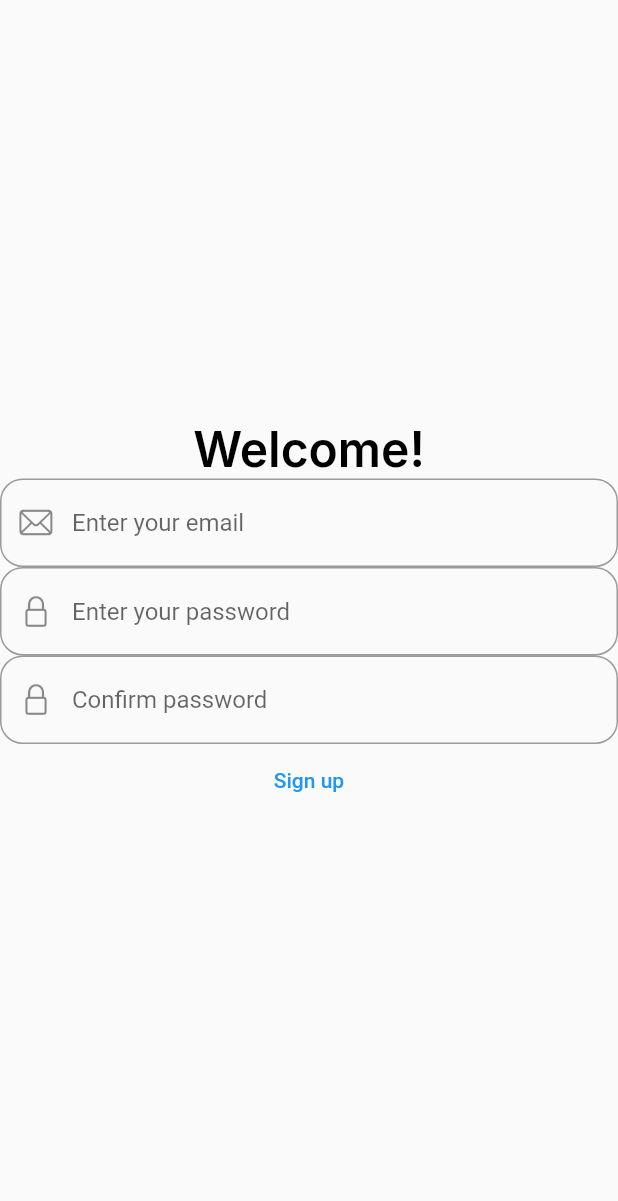
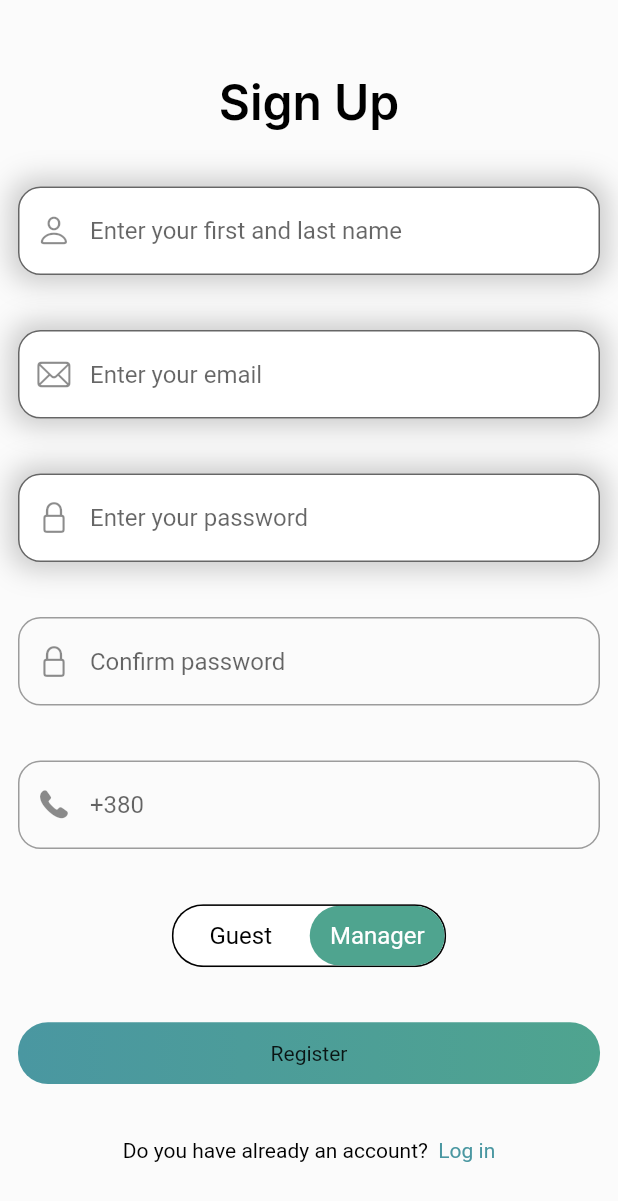
Before and after one commit to Roman-Dzerkal/hostelway-mobile-old, a Flutter app: the screen it shows after launch, on a phone screen of 412 x 824 dp. Shown: the top 1201 px of the screen. Run offline on Flutter 3.47's test engine with Material 2 defaults, Android fonts, the phone set to English and light mode, and no system bars; drawn by our look-alikes of toggle_switch; our stand-ins replace dio, google_fonts, stacked; missing offline and left inert: dart:html; accounts and stored records are empty.

Commit message:
Updated signing up page

```diff
--- a/lib/app_state.dart
+++ b/lib/app_state.dart
@@ -1,5 +1,9 @@
+import 'package:hostelway/models/user_model.dart';
+
 class AppState {
   AppState._privateConstructor();
   static final AppState _instance = AppState._privateConstructor();
   static AppState get instance => _instance;
+
+  UserModel? user;
 }
--- /dev/null
+++ b/lib/helpers/custom_color.dart
@@ -0,0 +1,6 @@
+import 'package:flutter/material.dart';
+
+class CustomColors {
+  static Color primaryColor = const Color(0xFF4A97A1);
+  static Color secondaryColor = const Color(0xFF4FA48F);
+}
--- /dev/null
+++ b/lib/models/user_model.dart
@@ -0,0 +1,55 @@
+/// Main user class-repository
+///
+/// Contains all user info
+class UserModel {
+  String? _name, _email, _phoneNumber;
+  Roles? _role;
+
+  UserModel._privateConstructor(
+      {String? email, Roles? role, String? name, String? phoneNumber})
+      : _role = role,
+        _phoneNumber = phoneNumber,
+        _email = email,
+        _name = name;
+
+  /// Factory method to parse user data from [json]
+  factory UserModel.fromJson(Map<String, dynamic> json) {
+    return UserModel._privateConstructor(
+      email: json['email'],
+      name: json['name'],
+      role: json['role'] == 'manager' ? Roles.manager : Roles.guest,
+      phoneNumber: json['phone_number'],
+    );
+  }
+
+  @override
+  String toString() {
+    return Map.from({
+      'email': _email,
+      'name': _name,
+      'phone_number': _phoneNumber,
+      'role': _role,
+    }).toString();
+  }
+
+  /// Name of the current user
+  String get name => _name ?? '';
+
+  /// Role of current user. Default [Roles.guest]
+  Roles get role => _role ?? Roles.guest;
+
+  /// Email of the current user
+  String get email => _email ?? '';
+
+  /// Phone of the current user
+  String get phoneNumber => _phoneNumber ?? '';
+}
+
+enum Roles { manager, guest }
+
+enum Week { mondya, tuesday, wednesday, sunday }
+
+class CWeek {
+  static String monday = 'Monday';
+  static String tueasday = 'Tuesday';
+}
--- a/lib/pages/auth/registration/registration_view.dart
+++ b/lib/pages/auth/registration/registration_view.dart
@@ -1,37 +1,76 @@
+import 'dart:html';
+import 'dart:io';
+
 import 'package:flutter/cupertino.dart';
+import 'package:flutter/gestures.dart';
 import 'package:flutter/material.dart';
+import 'package:hostelway/helpers/custom_color.dart';
 import 'package:hostelway/helpers/typography.dart';
 import 'package:hostelway/pages/auth/registration/registration_vm.dart';
 import 'package:stacked/stacked.dart';
+import 'package:toggle_switch/toggle_switch.dart';
 
 class RegistrationView extends StatelessWidget {
   const RegistrationView({Key? key}) : super(key: key);
 
   @override
   Widget build(BuildContext context) {
+    Size size = MediaQuery.of(context).size;
     return ViewModelBuilder<RegistrationViewModel>.reactive(
       viewModelBuilder: () => RegistrationViewModel(),
       builder: (context, model, child) => SafeArea(
           child: Scaffold(
-        body: Column(
-          mainAxisAlignment: MainAxisAlignment.center,
+        backgroundColor: const Color(0xfffbfbfb),
+        body: Padding(
+          padding: const EdgeInsets.all(12.0),
+          child: Column(
+            mainAxisAlignment: MainAxisAlignment.spaceEvenly,
             children: [
-            Text('Welcome!', style: headlineLarge),
-            TextFormField(
+              Text('Sign Up', style: headlineLarge),
+              Container(
+                decoration: BoxDecoration(
+                    borderRadius: BorderRadius.circular(15),
+                    boxShadow: model.shadows),
+                child: TextFormField(
                   controller: model.emailController,
                   decoration: InputDecoration(
+                      filled: true,
+                      fillColor: Colors.white,
+                      hintText: 'Enter your first and last name',
+                      prefixIcon: const Icon(CupertinoIcons.person),
+                      border: OutlineInputBorder(
+                          borderRadius: BorderRadius.circular(15))),
+                ),
+              ),
+              Container(
+                decoration: BoxDecoration(
+                    borderRadius: BorderRadius.circular(15),
+                    boxShadow: model.shadows),
+                child: TextFormField(
+                  controller: model.emailController,
+                  decoration: InputDecoration(
+                      filled: true,
+                      fillColor: Colors.white,
                       hintText: 'Enter your email',
                       prefixIcon: const Icon(CupertinoIcons.envelope),
                       border: OutlineInputBorder(
                           borderRadius: BorderRadius.circular(15))),
                 ),
-            TextFormField(
+              ),
+              Container(
+                decoration: BoxDecoration(
+                    boxShadow: model.shadows,
+                    borderRadius: BorderRadius.circular(15)),
+                child: TextFormField(
                   controller: model.passwordController,
                   decoration: InputDecoration(
+                      filled: true,
+                      fillColor: Colors.white,
                       hintText: 'Enter your password',
                       prefixIcon: const Icon(CupertinoIcons.lock),
                       border: OutlineInputBorder(
                           borderRadius: BorderRadius.circular(15))),
+                ),
               ),
               Form(
                 key: model.confirmPasswordValidatorKey,
@@ -56,13 +95,73 @@ class RegistrationView extends StatelessWidget {
                           ))),
                 ),
               ),
-            TextButton(
-                onPressed: () {
-                  if (model.confirmPasswordValidatorKey.currentState!
-                      .validate()) {}
+              TextFormField(
+                controller: model.emailController,
+                decoration: InputDecoration(
+                    hintText: '+380',
+                    prefixIcon: const Icon(CupertinoIcons.phone_fill),
+                    border: OutlineInputBorder(
+                        borderRadius: BorderRadius.circular(15))),
+              ),
+              ToggleSwitch(
+                minWidth: 90.0,
+                cornerRadius: 20.0,
+                activeBgColors: [
+                  [CustomColors.primaryColor],
+                  [CustomColors.secondaryColor]
+                ],
+                activeFgColor: Colors.white,
+                inactiveBgColor: Colors.white,
+                inactiveFgColor: Colors.black,
+                borderColor: [Colors.black],
+                borderWidth: 1,
+                initialLabelIndex: 1,
+                totalSwitches: 2,
+                fontSize: 16,
+                labels: ['Guest', 'Manager'],
+                radiusStyle: true,
+                onToggle: (index) {
+                  print('switched to: $index');
                 },
-                child: const Text('Sign up'))
+              ),
+              Row(
+                mainAxisAlignment: MainAxisAlignment.center,
+                children: [
+                  Expanded(
+                    child: InkWell(
+                      onTap: () => model.sendRequest(context),
+                      child: Container(
+                        height: size.height * 0.05,
+                        decoration: BoxDecoration(
+                            borderRadius: BorderRadius.circular(20),
+                            gradient: LinearGradient(colors: [
+                              CustomColors.primaryColor,
+                              CustomColors.secondaryColor
+                            ])),
+                        child: const Center(child: Text('Register')),
+                      ),
+                    ),
+                  ),
                 ],
+              ),
+              RichText(
+                  softWrap: true,
+                  text: TextSpan(children: [
+                    const TextSpan(
+                        text: 'Do you have already an account?  ',
+                        style: TextStyle(color: Colors.black)),
+                    TextSpan(
+                      style: TextStyle(color: CustomColors.primaryColor),
+                      text: 'Log in',
+                      mouseCursor: SystemMouseCursors.click,
+                      recognizer: TapGestureRecognizer()
+                        ..onTap = () async {
+                          debugPrint('Я хачу питсы');
+                        },
+                    )
+                  ]))
+            ],
+          ),
         ),
       )),
     );
--- a/lib/pages/auth/registration/registration_vm.dart
+++ b/lib/pages/auth/registration/registration_vm.dart
@@ -1,15 +1,37 @@
 import 'package:flutter/material.dart';
+import 'package:hostelway/api_service.dart';
+import 'package:hostelway/app_state.dart';
 import 'package:stacked/stacked.dart';
 
 class RegistrationViewModel extends BaseViewModel {
   TextEditingController emailController = TextEditingController(),
       passwordController = TextEditingController(),
+      nameController = TextEditingController(),
+      phoneNumberController = TextEditingController(),
       confirmPasswordController = TextEditingController();
 
   final GlobalKey<FormState> confirmPasswordValidatorKey =
       GlobalKey<FormState>();
 
-  void validate() {
+  List<String> roles = const ['Guest', 'Manager'];
 
+  final shadows = const [
+    BoxShadow(
+      blurRadius: 15,
+      color: Color(0x33000000),
+      offset: Offset(0, 0),
+      spreadRadius: 5,
+    )
+  ];
+
+  void validate() {}
+
+  Future<void> sendRequest(BuildContext context) async {
+    AppState.instance.user!.role;
+
+    String role = 'manager';
+    final user = await signUp(emailController.text, passwordController.text,
+        role, nameController.text, phoneNumberController.text);
+    Navigator.of(context).pushNamed('/login');
   }
 }
--- a/pubspec.yaml
+++ b/pubspec.yaml
@@ -16,6 +16,7 @@ dependencies:
   path_provider: ^2.0.15
   dio: ^5.3.2
   go_router: ^10.0.0
+  toggle_switch: ^2.1.0
 
 dev_dependencies:
   flutter_test:
@@ -24,5 +25,7 @@ dev_dependencies:
   flutter_lints: ^2.0.0
 
 flutter:
-
+  assets:
+    - assets/
+    - assets/images/
   uses-material-design: true
```
Also changed, not shown: lib/api_service.dart (+28 -0 lines), assets/images/logo.jpg (added), pubspec.lock. Lines whose indentation alone changed are shown as unchanged.
